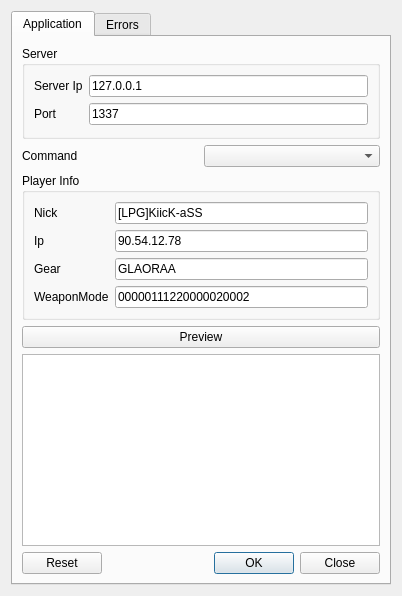
Before: the Qt Designer form testapp/dialog.ui in nwoki/agatha-server, drawn with Qt 5.
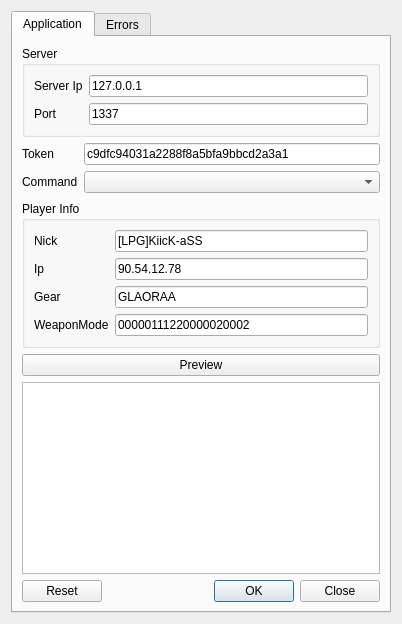
After: the same form once the commit is applied.

Commit message: Add token field to UI and packet data

What changed in the file:
```diff
--- a/testapp/dialog.ui
+++ b/testapp/dialog.ui
@@ -7,7 +7,7 @@
     <x>0</x>
     <y>0</y>
     <width>402</width>
-    <height>553</height>
+    <height>579</height>
    </rect>
   </property>
   <property name="windowTitle">
@@ -83,15 +83,29 @@
         </widget>
        </item>
        <item>
-        <layout class="QHBoxLayout" name="horizontalLayout_4">
-         <item>
+        <layout class="QFormLayout" name="formLayout_3">
+         <item row="0" column="0">
+          <widget class="QLabel" name="label_8">
+           <property name="text">
+            <string>Token</string>
+           </property>
+          </widget>
+         </item>
+         <item row="0" column="1">
+          <widget class="QLineEdit" name="tokenLineEdit">
+           <property name="text">
+            <string>c9dfc94031a2288f8a5bfa9bbcd2a3a1</string>
+           </property>
+          </widget>
+         </item>
+         <item row="1" column="0">
           <widget class="QLabel" name="label">
            <property name="text">
             <string>Command</string>
            </property>
           </widget>
          </item>
-         <item>
+         <item row="1" column="1">
           <widget class="QComboBox" name="commandCombo"/>
          </item>
         </layout>
```
The commit also changes 1 other file.
